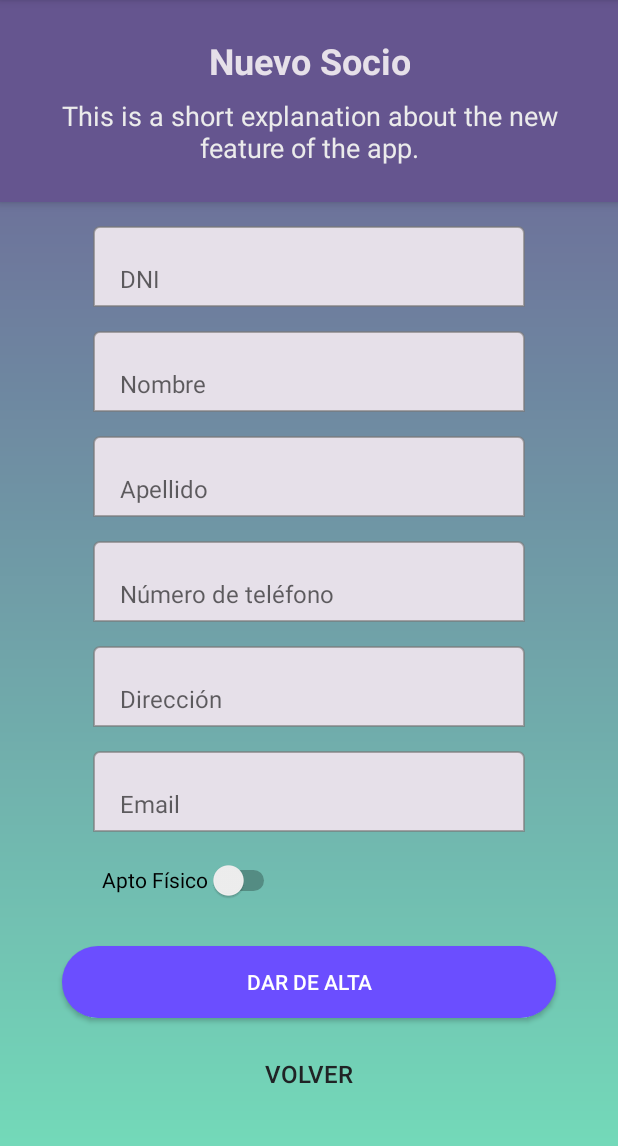
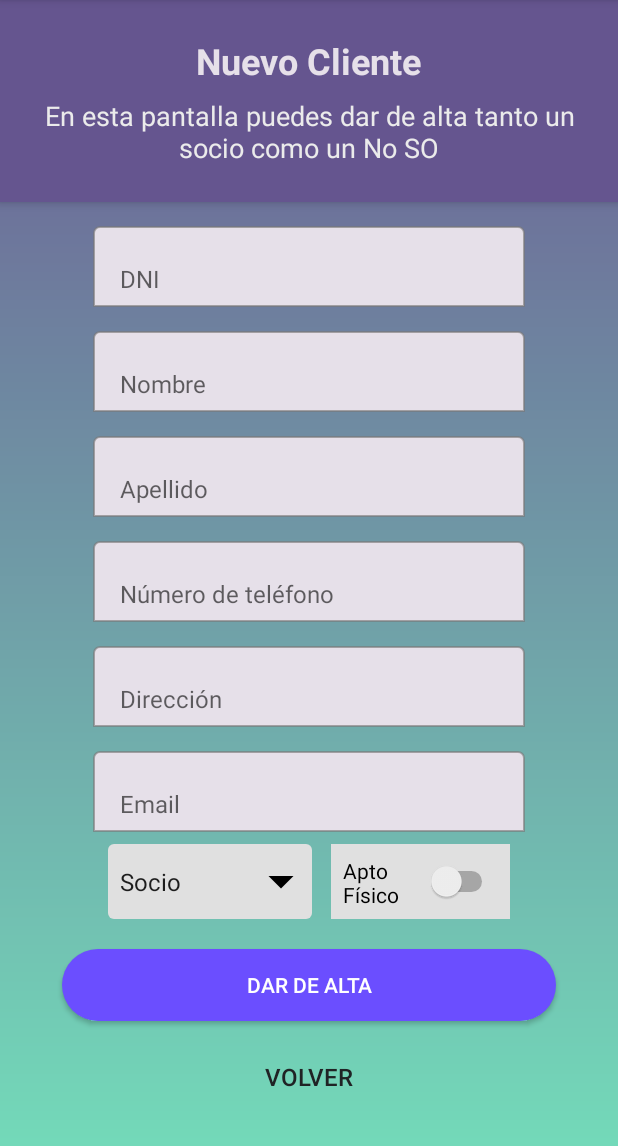
Before and after one commit to rojasayelen/dam, an Android app: the NuevoSocio screen opened directly, with no data from a screen before it, on a phone screen of 412 x 824 dp, the part 84-1230 px from its top. Run offline under Robolectric (Android 15) with nearby library versions, the light colour scheme and no system bars.

Commit message:
- se cambia el comportamiento de alta  para que tambien se pueda utilizar para un no socio.

```diff
--- /dev/null
+++ b/app/src/main/res/drawable/spinner_arrow.xml
@@ -0,0 +1,9 @@
+<vector xmlns:android="http://schemas.android.com/apk/res/android"
+    android:width="40dp"
+    android:height="40dp"
+    android:viewportWidth="24"
+    android:viewportHeight="24">
+    <path
+        android:fillColor="#000000"
+        android:pathData="M7,10l5,5 5,-5"/>
+</vector>
--- /dev/null
+++ b/app/src/main/res/drawable/spinner_background.xml
@@ -0,0 +1,18 @@
+<!-- res/drawable/spinner_background_with_arrow.xml -->
+<layer-list xmlns:android="http://schemas.android.com/apk/res/android">
+
+    <!-- Fondo gris para el Spinner -->
+    <item>
+        <shape android:shape="rectangle">
+            <solid android:color="#E0E0E0" /> <!-- Fondo gris -->
+            <corners android:radius="4dp" />
+        </shape>
+    </item>
+
+    <!-- Flecha en el lado derecho usando un inset para alinearla -->
+    <item android:gravity="end|center_vertical">
+        <inset
+            android:drawable="@drawable/spinner_arrow"
+            android:insetRight="1dp" /> <!-- Ajusta insetRight para posicionar la flecha -->
+    </item>
+</layer-list>
--- a/app/src/main/res/layout/nuevo_socio_1.xml
+++ b/app/src/main/res/layout/nuevo_socio_1.xml
@@ -1,6 +1,5 @@
 <?xml version="1.0" encoding="utf-8"?>
-<androidx.constraintlayout.widget.ConstraintLayout
-    xmlns:android="http://schemas.android.com/apk/res/android"
+<androidx.constraintlayout.widget.ConstraintLayout xmlns:android="http://schemas.android.com/apk/res/android"
     xmlns:app="http://schemas.android.com/apk/res-auto"
     xmlns:tools="http://schemas.android.com/tools"
     android:layout_width="match_parent"
@@ -38,13 +37,13 @@
                 <!-- Título principal -->
                 <TextView
                     android:id="@+id/title"
-                    android:text="Nuevo Socio"
+                    android:text="Nuevo Cliente"
                     style="@style/TitlePrimary"/>
 
                 <!-- Subtítulo -->
                 <TextView
                     android:id="@+id/subtitle"
-                    android:text="This is a short explanation about the new feature of the app."
+                    android:text="En esta pantalla puedes dar de alta tanto un socio como un No SO"
                     style="@style/SubtitlePrimary"/>
             </LinearLayout>
 
@@ -123,22 +122,36 @@
                 app:layout_constraintEnd_toEndOf="parent"
                 app:layout_constraintTop_toBottomOf="@id/addressEditText" />
 
+            <!-- Spinner Socio -->
+            <Spinner
+                android:id="@+id/socioSpinner"
+                android:layout_width="136dp"
+                android:layout_height="50dp"
+                android:layout_marginStart="60dp"
+                android:layout_marginTop="8dp"
+                android:background="@drawable/spinner_background"
+                android:entries="@array/socio_options"
+                app:layout_constraintEnd_toStartOf="@id/aptPhysicalSwitch"
+                app:layout_constraintStart_toStartOf="parent"
+                app:layout_constraintTop_toBottomOf="@id/emailEditText" />
+
             <!-- Switch Apto Físico -->
             <Switch
                 android:id="@+id/aptPhysicalSwitch"
-                android:layout_width="wrap_content"
-                android:layout_height="48dp"
-                android:layout_marginStart="60dp"
+                android:layout_width="119dp"
+                android:layout_height="50dp"
                 android:layout_marginTop="8dp"
+                android:layout_marginEnd="60dp"
+                android:background="#E0E0E0"
                 android:minWidth="48dp"
                 android:minHeight="48dp"
                 android:padding="8dp"
                 android:text="Apto Físico"
-                app:layout_constraintStart_toStartOf="parent"
+                app:layout_constraintEnd_toEndOf="parent"
+                app:layout_constraintStart_toEndOf="@id/socioSpinner"
                 app:layout_constraintTop_toBottomOf="@id/emailEditText"
                 tools:ignore="UseSwitchCompatOrMaterialXml" />
 
-            <!-- Botón Siguiente -->
             <Button
                 android:id="@+id/nextButton"
                 style="@style/ButtonPrimary"
--- a/app/src/main/res/values/arrays.xml
+++ b/app/src/main/res/values/arrays.xml
@@ -3,5 +3,9 @@
 
     <string-array name="activities_array">activities_array</string-array>
     <string-array name="spinner_options">activities_array</string-array>
+    <string-array name="socio_options">
+        <item>Socio</item>
+        <item>No-Socio</item>
+    </string-array>
 
 </resources>
```
Also changed, not shown: app/src/main/java/com/example/clubdeportivo/DataBaseHelper.kt (+32 -6 lines), app/src/main/java/com/example/clubdeportivo/NuevoSocio.kt (+8 -5 lines).
